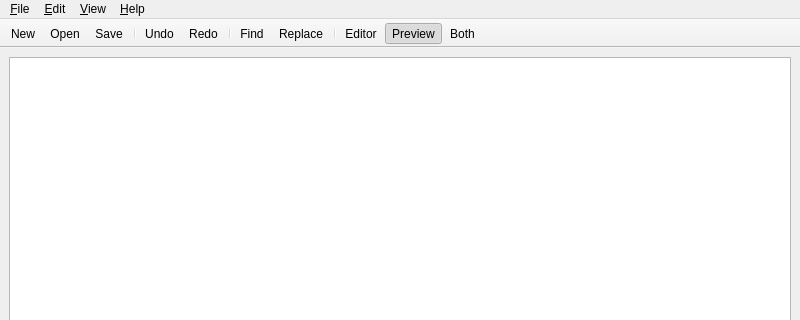
Above: Tools/MDEditor/MainWindow.ui from maddeer-timer/Viewer3D before the change; both pictures show x 0 to 800 and y 0 to 320 of the 800 by 600 pixel window. Below: the same form after it.
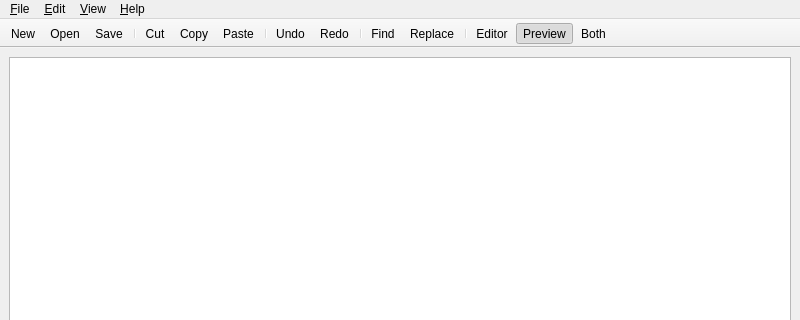
That is the form after the change. Icons and pictures are not drawn.

Patch:
```diff
--- a/Tools/MDEditor/MainWindow.ui
+++ b/Tools/MDEditor/MainWindow.ui
@@ -137,6 +137,10 @@
    <addaction name="action_Open"/>
    <addaction name="action_Save"/>
    <addaction name="separator"/>
+   <addaction name="action_Cut"/>
+   <addaction name="action_Copy"/>
+   <addaction name="action_Paste"/>
+   <addaction name="separator"/>
    <addaction name="action_Undo"/>
    <addaction name="action_Redo"/>
    <addaction name="separator"/>
```
Left out of the diff: 72 changed lines with no effect on the pictures.
